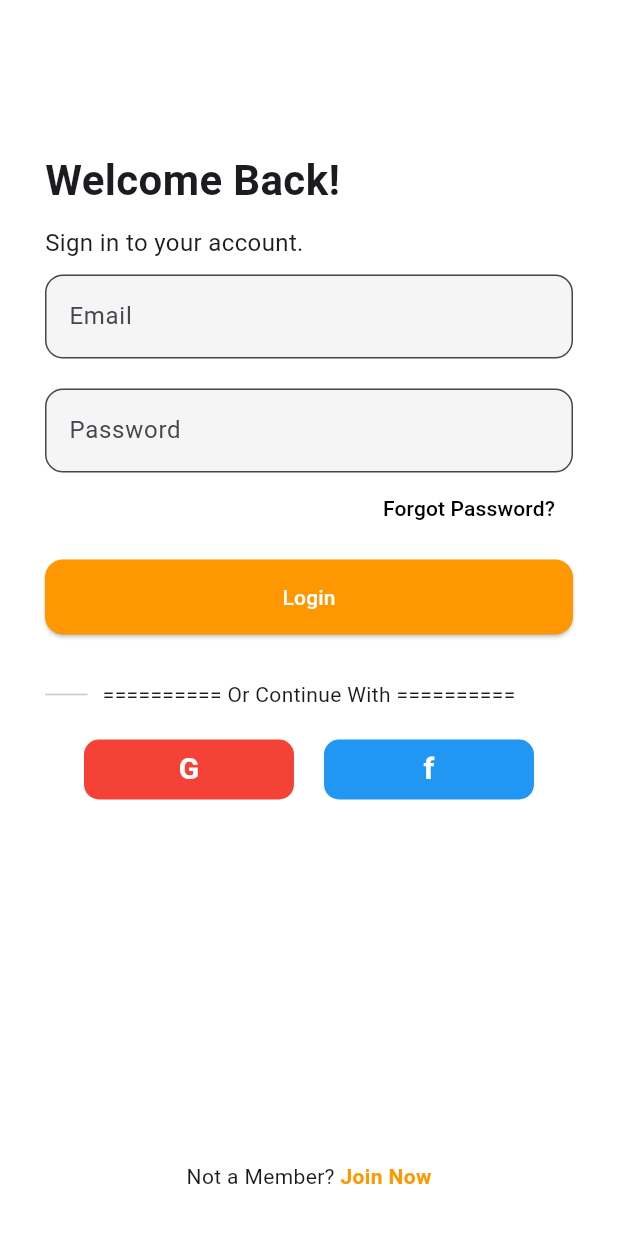
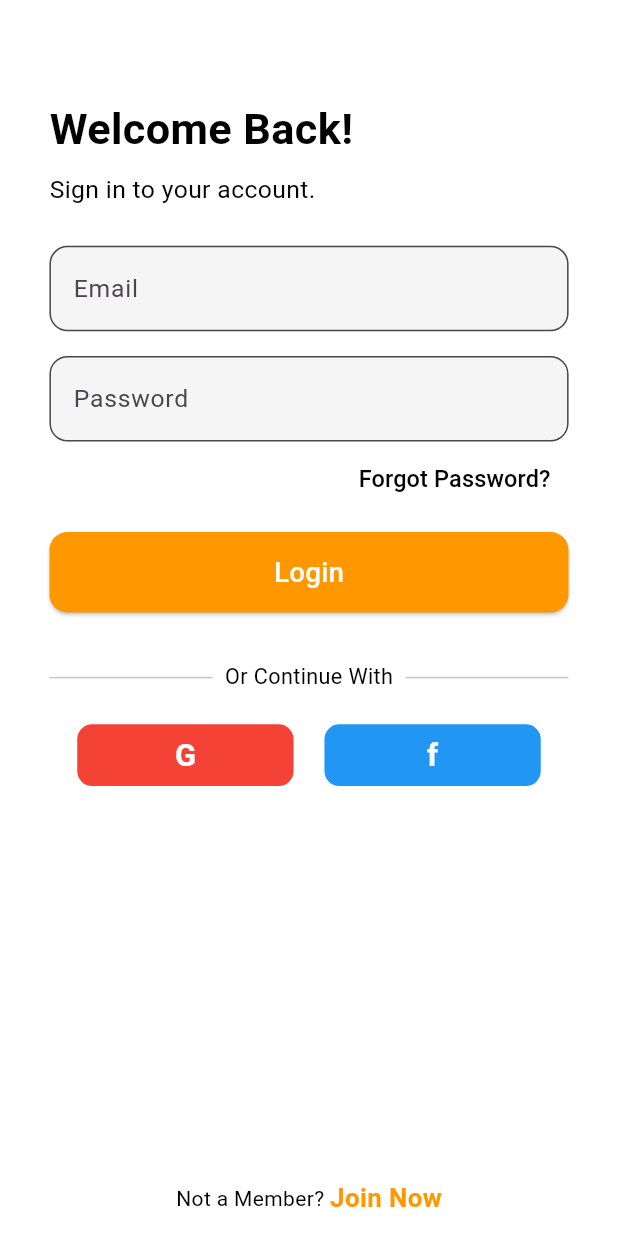
Before and after one commit to P-S-Geetha-Lekshmi/Shopping-App-using-Flutter, a Flutter app: the screen it shows after launch, after a tap on "Log In", on a phone screen of 412 x 824 dp. Run offline on Flutter 3.47's test engine with Material 3 defaults, Android fonts, the phone set to English and light mode, and no system bars.

Commit message:
Made the App Responsive

```diff
--- a/lib/main.dart
+++ b/lib/main.dart
@@ -1,7 +1,6 @@
-import 'package:flutter/material.dart';
 import 'package:flutter/material.dart';
 import 'package:geetha_myntraa/ui/WelcomeScreen.dart';
-import 'package:geetha_myntraa/ui/register.dart' show Register;
+
 void main() => runApp(const MyApp());
 
 class MyApp extends StatelessWidget {
@@ -10,8 +9,17 @@ class MyApp extends StatelessWidget {
   @override
   Widget build(BuildContext context) {
     return MaterialApp(
+      title: 'Geetha Myntraa',
       debugShowCheckedModeBanner: false,
-      home: WelcomeScreen(), // Fixed name
+      theme: ThemeData(
+        scaffoldBackgroundColor: Colors.white,
+        fontFamily: 'Roboto',
+        useMaterial3: true,
+        textTheme: const TextTheme(
+          bodyMedium: TextStyle(color: Colors.black),
+        ),
+      ),
+      home: const WelcomeScreen(),
     );
   }
 }
--- a/lib/ui/WelcomeScreen.dart
+++ b/lib/ui/WelcomeScreen.dart
@@ -1,26 +1,59 @@
 import 'package:flutter/material.dart';
 import 'package:geetha_myntraa/ui/login.dart';
 import 'package:geetha_myntraa/ui/register.dart';
+
 class WelcomeScreen extends StatelessWidget {
   const WelcomeScreen({super.key});
 
   @override
   Widget build(BuildContext context) {
+    final width = MediaQuery.of(context).size.width;
+    final height = MediaQuery.of(context).size.height;
+
+    // Responsive values
+    final double padding = width * 0.08;
+    final double titleFont = width * 0.07;
+    final double subtitleFont = width * 0.04;
+    final double buttonHeight = height * 0.065;
+    final double buttonFontSize = width * 0.045;
+    final double imageHeight = height * 0.5;
+
     return Scaffold(
       backgroundColor: Colors.black,
       body: SafeArea(
         child: Padding(
-          padding: const EdgeInsets.all(30),
+          padding: EdgeInsets.all(padding),
           child: Column(
             mainAxisAlignment: MainAxisAlignment.spaceAround,
             children: [
-              Image.asset('assets/background.jpg'), // Ensure image exists
-
+              Image.asset(
+                'assets/backgroundg.jpg',
+                width: width * 0.5,
+                height: imageHeight,
+                fit: BoxFit.cover,
+              ),
+              Text(
+                "Start Your Shopping Journey Now",
+                style: TextStyle(
+                  color: Colors.white,
+                  fontSize: titleFont,
+                  fontWeight: FontWeight.bold,
+                ),
+                textAlign: TextAlign.center,
+              ),
+              Text(
+                "Lorem ipsum dolor sit amet, consectetur adipiscing elit.",
+                style: TextStyle(
+                  color: Colors.white70,
+                  fontSize: subtitleFont,
+                ),
+                textAlign: TextAlign.center,
+              ),
               Column(
                 children: [
-                  _button(context, "Log In", const LoginScreen(), filled: false),
-                  const SizedBox(height: 10),
-                  _button(context, "Sign Up", const SignUpScreen(), filled: true),
+                  _button(context, "Log In", const LoginScreen(), filled: false, height: buttonHeight, fontSize: buttonFontSize),
+                  SizedBox(height: height * 0.02),
+                  _button(context, "Sign Up", const SignUpScreen(), filled: true, height: buttonHeight, fontSize: buttonFontSize),
                 ],
               ),
             ],
@@ -30,19 +63,26 @@ class WelcomeScreen extends StatelessWidget {
     );
   }
 
-  static Widget _button(BuildContext ctx, String text, Widget page, {bool filled = true}) {
-    return OutlinedButton(
+  static Widget _button(BuildContext ctx, String text, Widget page,
+      {bool filled = true, required double height, required double fontSize}) {
+    return SizedBox(
+      width: double.infinity,
+      height: height,
+      child: OutlinedButton(
         onPressed: () => Navigator.push(ctx, MaterialPageRoute(builder: (_) => page)),
         style: OutlinedButton.styleFrom(
-        minimumSize: const Size(double.infinity, 50),
           backgroundColor: filled ? Colors.orange : Colors.transparent,
           foregroundColor: Colors.white,
           side: const BorderSide(color: Colors.orange),
           shape: RoundedRectangleBorder(
-          borderRadius: BorderRadius.circular(5), // Rounded corners
+            borderRadius: BorderRadius.circular(5),
           ),
         ),
-      child: Text(text),
+        child: Text(
+          text,
+          style: TextStyle(fontSize: fontSize),
+        ),
+      ),
     );
   }
 }
--- a/lib/ui/login.dart
+++ b/lib/ui/login.dart
@@ -1,60 +1,74 @@
 import 'package:flutter/material.dart';
+
 class LoginScreen extends StatelessWidget {
   const LoginScreen({super.key});
 
   @override
   Widget build(BuildContext context) {
+    final size = MediaQuery.of(context).size;
+    final width = size.width;
+    final height = size.height;
+
     return Scaffold(
       backgroundColor: Colors.white,
       body: SafeArea(
         child: Padding(
-          padding: const EdgeInsets.all(30),
+          padding: EdgeInsets.symmetric(horizontal: width * 0.08),
           child: Column(
             children: [
-              const SizedBox(height: 70),
-              const Align(
+              SizedBox(height: height * 0.08),
+              Align(
                 alignment: Alignment.centerLeft,
                 child: Column(
                   crossAxisAlignment: CrossAxisAlignment.start,
                   children: [
                     Text(
                       "Welcome Back!",
-                      style: TextStyle(fontSize: 28, fontWeight: FontWeight.bold),
+                      style: TextStyle(
+                        fontSize: width * 0.07,
+                        fontWeight: FontWeight.bold,
+                      ),
                     ),
-                    SizedBox(height: 10),
+                    SizedBox(height: height * 0.01),
                     Text(
                       "Sign in to your account.",
-                      style: TextStyle(fontSize: 16),
+                      style: TextStyle(fontSize: width * 0.04),
                     ),
                   ],
                 ),
               ),
-              const SizedBox(height: 10),
-              _input("Email"),
-              const SizedBox(height: 20),
-              _input("Password", obscure: true),
+              SizedBox(height: height * 0.03),
+              _input("Email", width),
+              SizedBox(height: height * 0.02),
+              _input("Password", width, obscure: true),
               Align(
                 alignment: Alignment.centerRight,
                 child: TextButton(
                   onPressed: () {},
-                  child: const Text("Forgot Password?", style: TextStyle(color: Colors.black)),
+                  child: Text(
+                    "Forgot Password?",
+                    style: TextStyle(color: Colors.black, fontSize: width * 0.038),
+                  ),
                 ),
               ),
-              const SizedBox(height: 10),
-              _mainButton("Login", onPressed: () {}),
-              const SizedBox(height: 30),
-              const Row(
+              SizedBox(height: height * 0.015),
+              _mainButton("Login", width, onPressed: () {}),
+              SizedBox(height: height * 0.04),
+              Row(
                 children: [
-                  Expanded(child: Divider(thickness: 1)),
+                  const Expanded(child: Divider(thickness: 1)),
                   Padding(
-                    padding: EdgeInsets.symmetric(horizontal: 10),
-                    child: Text("========== Or Continue With =========="),
+                    padding: EdgeInsets.symmetric(horizontal: width * 0.02),
+                    child: Text(
+                      "Or Continue With",
+                      style: TextStyle(fontSize: width * 0.035),
+                    ),
                   ),
-                  Expanded(child: Divider(thickness: 1,color: Colors.white)),
+                  const Expanded(child: Divider(thickness: 1)),
                 ],
               ),
-              const SizedBox(height: 20),
-              _socialButtons(),
+              SizedBox(height: height * 0.025),
+              _socialButtons(width),
               const Spacer(),
               Row(
                 mainAxisAlignment: MainAxisAlignment.center,
@@ -62,14 +76,18 @@ class LoginScreen extends StatelessWidget {
                   const Text("Not a Member? "),
                   GestureDetector(
                     onTap: () {},
-                    child: const Text(
+                    child: Text(
                       "Join Now",
-                      style: TextStyle(color: Colors.orange, fontWeight: FontWeight.bold),
+                      style: TextStyle(
+                        color: Colors.orange,
+                        fontWeight: FontWeight.bold,
+                        fontSize: width * 0.042,
+                      ),
                     ),
                   ),
                 ],
               ),
-              const SizedBox(height: 0),
+              SizedBox(height: height * 0.015),
             ],
           ),
         ),
@@ -77,11 +95,12 @@ class LoginScreen extends StatelessWidget {
     );
   }
 
-  static Widget _input(String hint, {bool obscure = false}) {
+  static Widget _input(String hint, double width, {bool obscure = false}) {
     return TextField(
       obscureText: obscure,
       decoration: InputDecoration(
         hintText: hint,
+        hintStyle: TextStyle(fontSize: width * 0.04),
         border: OutlineInputBorder(borderRadius: BorderRadius.circular(12)),
         filled: true,
         fillColor: Colors.grey[100],
@@ -89,44 +108,47 @@ class LoginScreen extends StatelessWidget {
     );
   }
 
-  static Widget _mainButton(String text, {required VoidCallback onPressed}) {
+  static Widget _mainButton(String text, double width, {required VoidCallback onPressed}) {
     return ElevatedButton(
       style: ElevatedButton.styleFrom(
         backgroundColor: Colors.orange,
         foregroundColor: Colors.white,
-        minimumSize: const Size.fromHeight(50),
+        minimumSize: Size(double.infinity, width * 0.13),
         shape: RoundedRectangleBorder(borderRadius: BorderRadius.circular(12)),
       ),
       onPressed: onPressed,
-      child: Text(text),
+      child: Text(
+        text,
+        style: TextStyle(fontSize: width * 0.045),
+      ),
     );
   }
 
-  static Widget _socialButtons() {
+  static Widget _socialButtons(double width) {
     return Row(
       mainAxisAlignment: MainAxisAlignment.center,
       children: [
-        _socialBtn("G", Colors.red),
-        const SizedBox(width: 20),
-        _socialBtn("f", Colors.blue),
+        _socialBtn("G", Colors.red, width),
+        SizedBox(width: width * 0.05),
+        _socialBtn("f", Colors.blue, width),
       ],
     );
   }
 
-  static Widget _socialBtn(String text, Color color) {
+  static Widget _socialBtn(String text, Color color, double width) {
     return Container(
-      width: 140,
-      height: 40,
+      width: width * 0.35,
+      height: width * 0.1,
       decoration: BoxDecoration(
-        color: color, // full red or blue background
+        color: color,
         borderRadius: BorderRadius.circular(10),
       ),
       child: Center(
         child: Text(
           text,
-          style: const TextStyle(
-            color: Colors.white, // White text on colored box
-            fontSize: 20,
+          style: TextStyle(
+            color: Colors.white,
+            fontSize: width * 0.05,
             fontWeight: FontWeight.bold,
           ),
         ),
--- a/pubspec.yaml
+++ b/pubspec.yaml
@@ -59,7 +59,7 @@ flutter:
 
   # To add assets to your application, add an assets section, like this:
   assets:
-    - assets/background.jpg
+    - assets/backgroundg.jpg
   #   - images/a_dot_ham.jpeg
 
   # An image asset can refer to one or more resolution-specific "variants", see
```
Also changed, not shown: lib/ui/register.dart (+61 -43 lines), assets/background.jpg (deleted), assets/backgroundg.jpg (added). Lines whose indentation alone changed are shown as unchanged.
